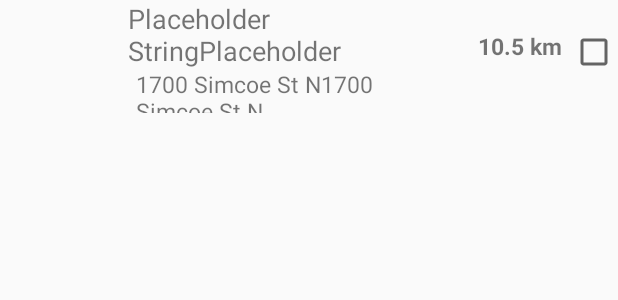
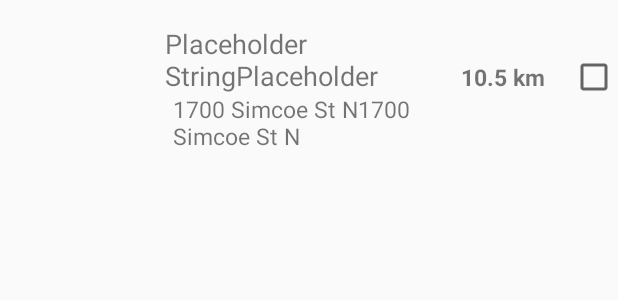
Before and after one commit to RhysAgombar/Mobile-Devices-Final-Project, an Android app: the layout list_item.xml on its own in the app's theme, with its tools: preview values and no code run, on a phone screen of 412 x 824 dp. Shown: the top 300 px of the screen. Run offline under Robolectric (Android 15) with nearby library versions, the phone set to English and light mode, and no system bars.

Commit message:
layout fixed ???

```diff
--- a/Simple_Places_Test/app/src/main/res/layout/list_item.xml
+++ b/Simple_Places_Test/app/src/main/res/layout/list_item.xml
@@ -5,53 +5,52 @@
 
     <ImageView
         android:id="@+id/iv_picture"
-        android:layout_width="75dp"
-        android:layout_height="75dp"
 
-        />
+        android:layout_height="100dp"
+        android:layout_width="100dp"
+        android:layout_alignParentTop="true"
+        android:layout_alignParentStart="true" />
+
+    <TextView
+        android:id="@+id/tv_address"
+
+        android:paddingLeft="15dp"
+
+        android:text="@string/placeholder_address"
+        android:layout_height="45dp"
+        android:textAlignment="viewStart"
+        android:textSize="15dp"
+        android:layout_below="@+id/tv_shopName"
+        android:layout_alignStart="@+id/tv_shopName"
+        android:layout_width="200dp" />
 
     <TextView
         android:id="@+id/tv_shopName"
-        android:layout_width="200dp"
         android:layout_height="45dp"
 
-        android:layout_toRightOf="@id/iv_picture"
         android:paddingLeft="10dp"
 
         android:textSize="18dp"
 
-        android:text="@string/placeholder"/>
-
-    <TextView
-        android:id="@+id/tv_address"
+        android:text="@string/placeholder"
         android:layout_width="200dp"
-        android:layout_height="30dp"
-
-        android:layout_toRightOf="@id/iv_picture"
-        android:layout_alignBottom="@id/iv_picture"
-
-        android:paddingLeft="15dp"
-
-        android:textSize="15dp"
-
-        android:text="@string/placeholder_address" />
+        android:layout_alignTop="@+id/cb_visited"
+        android:layout_toEndOf="@+id/iv_picture" />
 
     <CheckBox
         android:id="@+id/cb_visited"
         android:layout_width="wrap_content"
         android:layout_height="wrap_content"
 
-        android:layout_alignParentRight="true"
-
         android:paddingTop="50dp"
-        />
+        android:layout_marginBottom="14dp"
+        android:layout_alignBottom="@+id/iv_picture"
+        android:layout_alignParentEnd="true" />
 
     <TextView
         android:id="@+id/tv_distance"
         android:layout_width="wrap_content"
         android:layout_height="wrap_content"
-
-        android:layout_toLeftOf="@id/cb_visited"
 
         android:paddingTop="20dp"
         android:paddingRight="5dp"
@@ -59,7 +58,10 @@
         android:textSize="15dp"
         android:textStyle="bold"
 
-        android:text="@string/placeholder_dist" />
+        android:text="@string/placeholder_dist"
+        android:layout_marginEnd="11dp"
+        android:layout_above="@+id/tv_address"
+        android:layout_toStartOf="@+id/cb_visited" />
 
 
 </RelativeLayout>
--- a/Simple_Places_Test/build.gradle
+++ b/Simple_Places_Test/build.gradle
@@ -5,7 +5,7 @@ buildscript {
         jcenter()
     }
     dependencies {
-        classpath 'com.android.tools.build:gradle:2.1.3'
+        classpath 'com.android.tools.build:gradle:2.2.2'
 
         // NOTE: Do not place your application dependencies here; they belong
         // in the individual module build.gradle files
```
